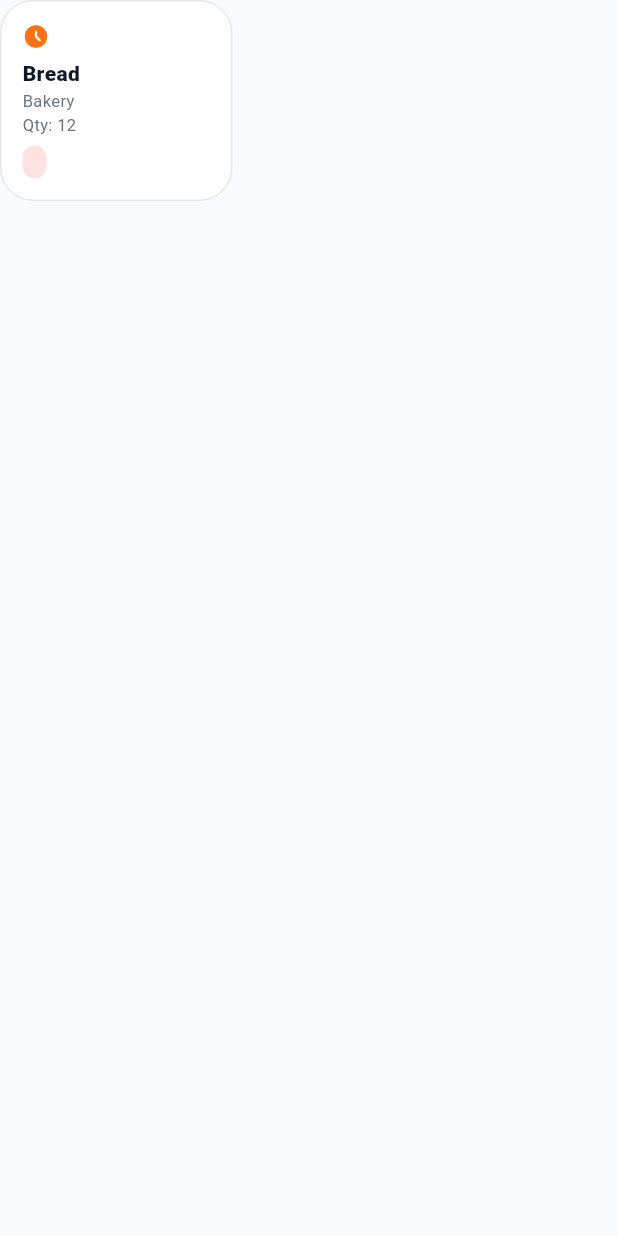
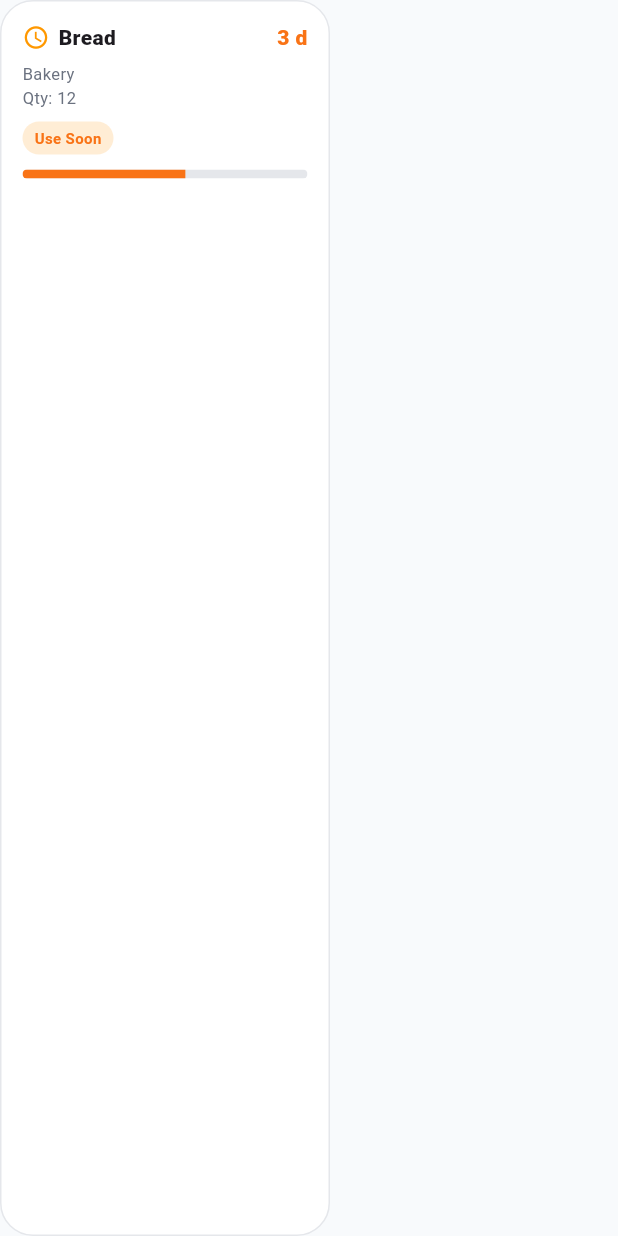
Before and after one commit to maple099/velora, a Flutter app: the NearExpiryCard widget shown alone on an empty page, opened directly with sample values from the repository, on a phone screen of 412 x 824 dp. Run offline on Flutter 3.47's test engine with Material 3 defaults, Android fonts, the light colour scheme and no system bars; our stand-ins replace cloud_firestore, firebase_core, google_generative_ai; accounts and stored records are empty; Roboto replaces fonts that are missing (Poppins).

Commit message:
Velora Part 10.1 - Improve Near Expiry UI + fix overflow + progress bar

```diff
--- a/lib/screens/suggestions/suggestions_page.dart
+++ b/lib/screens/suggestions/suggestions_page.dart
@@ -221,7 +221,7 @@ class _SuggestionsPageState extends State<SuggestionsPage> {
                     const EmptyCard(text: 'No near-expiry items found.')
                   else
                     SizedBox(
-                      height: 170, // temporary (we will still improve card)
+                      height: 180,
                       child: ListView.separated(
                         scrollDirection: Axis.horizontal,
                         itemCount: nearExpiry.length,
--- a/lib/widgets/suggestions/near_expiry_card.dart
+++ b/lib/widgets/suggestions/near_expiry_card.dart
@@ -7,10 +7,43 @@ class NearExpiryCard extends StatelessWidget {
 
   const NearExpiryCard({super.key, required this.item, required this.daysLeft});
 
+  int _daysNumber() {
+    final days = item.expiryDate.difference(DateTime.now()).inDays;
+    return days < 0 ? 0 : days;
+  }
+
+  Color _statusColor(int days) {
+    if (days <= 1) return const Color(0xFFEF4444);
+    if (days <= 4) return const Color(0xFFF97316);
+    return const Color(0xFF10B981);
+  }
+
+  Color _statusBgColor(int days) {
+    if (days <= 1) return const Color(0xFFFEE2E2);
+    if (days <= 4) return const Color(0xFFFFEDD5);
+    return const Color(0xFFD1FAE5);
+  }
+
+  String _statusText(int days) {
+    if (days <= 1) return 'Expiring Soon';
+    if (days <= 4) return 'Use Soon';
+    return 'Good';
+  }
+
+  double _progressValue(int days) {
+    final value = 1 - (days / 7);
+    return value.clamp(0.1, 1.0);
+  }
+
   @override
   Widget build(BuildContext context) {
+    final days = _daysNumber();
+    final color = _statusColor(days);
+    final bgColor = _statusBgColor(days);
+    final progress = _progressValue(days);
+
     return Container(
-      width: 155,
+      width: 220,
       padding: const EdgeInsets.all(14),
       decoration: BoxDecoration(
         color: Colors.white,
@@ -18,27 +51,30 @@ class NearExpiryCard extends StatelessWidget {
         border: Border.all(color: const Color(0xFFE5E7EB)),
       ),
       child: Column(
-        mainAxisSize: MainAxisSize.min, // 🔥 IMPORTANT
         crossAxisAlignment: CrossAxisAlignment.start,
         children: [
-          const Icon(
-            Icons.access_time_filled_rounded,
-            color: Color(0xFFF97316),
-            size: 18,
+          /// TOP ROW
+          Row(
+            children: [
+              const Icon(Icons.access_time, size: 18, color: Colors.orange),
+              const SizedBox(width: 6),
+              Expanded(
+                child: Text(
+                  item.name,
+                  style: const TextStyle(
+                    fontWeight: FontWeight.w900,
+                    fontSize: 14,
+                  ),
+                ),
+              ),
+              Text(
+                '$days d',
+                style: TextStyle(color: color, fontWeight: FontWeight.w900),
+              ),
+            ],
           ),
 
           const SizedBox(height: 6),
-
-          Text(
-            item.name,
-            maxLines: 1,
-            overflow: TextOverflow.ellipsis,
-            style: const TextStyle(
-              fontWeight: FontWeight.w900,
-              fontSize: 14,
-              color: Color(0xFF111827),
-            ),
-          ),
 
           Text(
             item.category,
@@ -50,21 +86,35 @@ class NearExpiryCard extends StatelessWidget {
             style: const TextStyle(fontSize: 11, color: Color(0xFF6B7280)),
           ),
 
-          const SizedBox(height: 6),
+          const SizedBox(height: 8),
 
+          /// STATUS CHIP
           Container(
             padding: const EdgeInsets.symmetric(horizontal: 8, vertical: 4),
             decoration: BoxDecoration(
-              color: const Color(0xFFFEE2E2),
+              color: bgColor,
               borderRadius: BorderRadius.circular(20),
             ),
             child: Text(
-              daysLeft,
-              style: const TextStyle(
+              _statusText(days),
+              style: TextStyle(
                 fontSize: 10,
-                color: Color(0xFFEF4444),
+                color: color,
                 fontWeight: FontWeight.w700,
               ),
+            ),
+          ),
+
+          const SizedBox(height: 10),
+
+          /// PROGRESS BAR
+          ClipRRect(
+            borderRadius: BorderRadius.circular(10),
+            child: LinearProgressIndicator(
+              value: progress,
+              minHeight: 6,
+              backgroundColor: const Color(0xFFE5E7EB),
+              valueColor: AlwaysStoppedAnimation(color),
             ),
           ),
         ],
```
